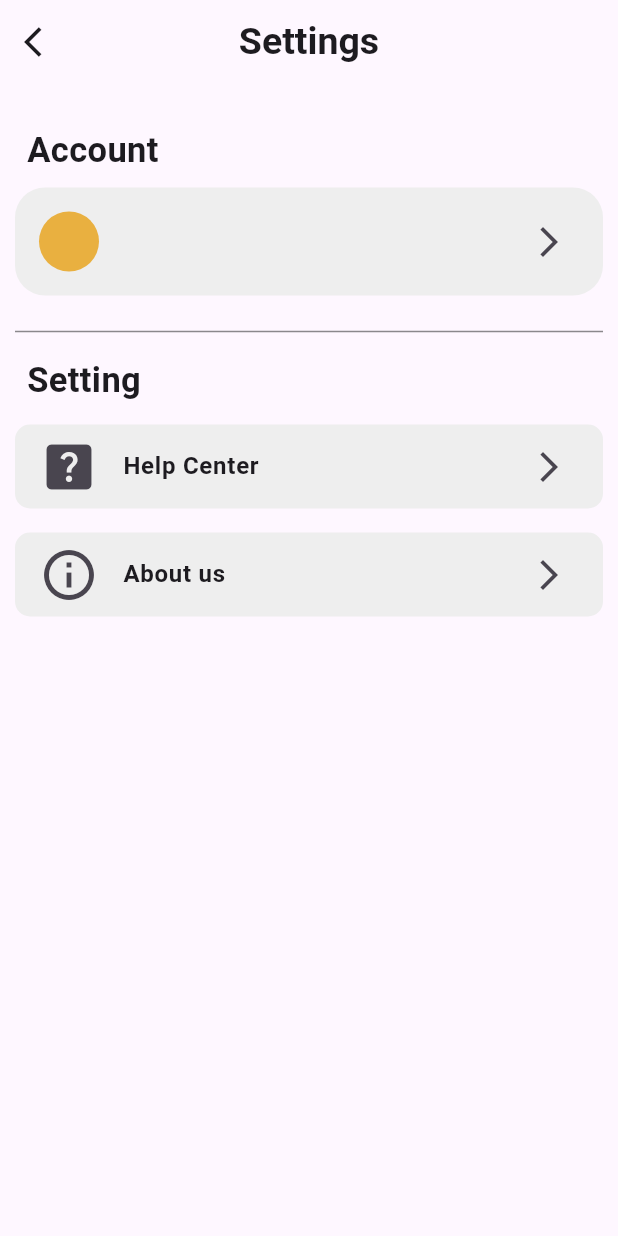
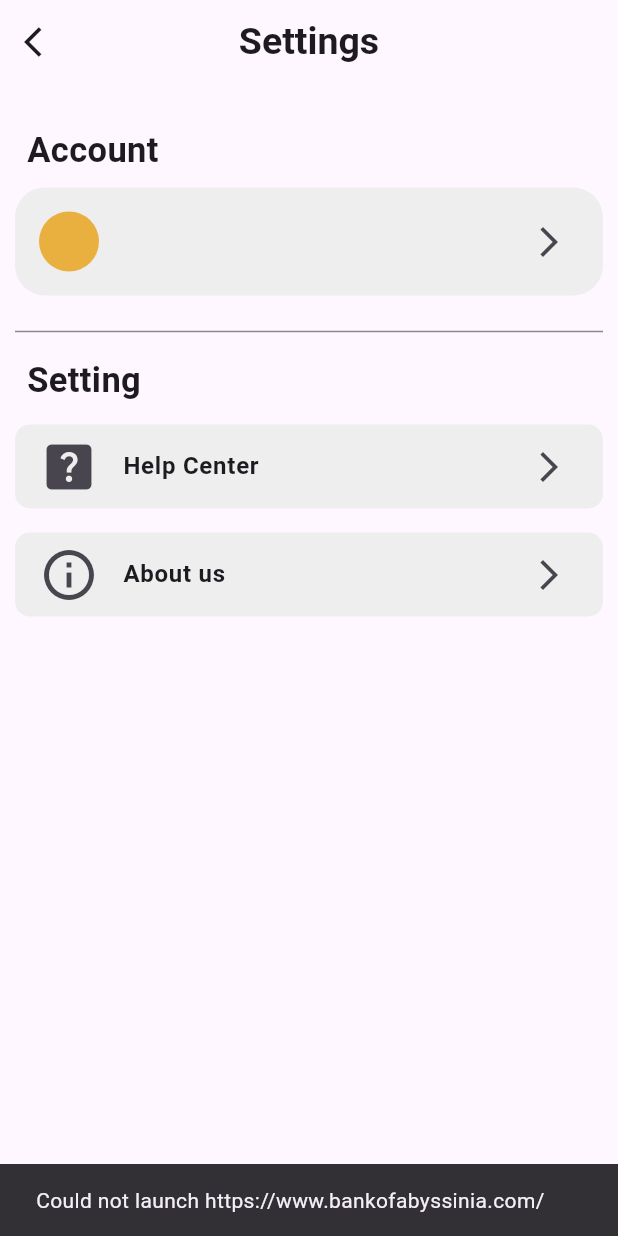
Before and after one commit to Kaleab-Wondwossen/Calendar_BOA, a Flutter app: the SettingScreen screen opened directly, after a tap on "About us", on a phone screen of 412 x 824 dp. Run offline on Flutter 3.47's test engine with Material 3 defaults, Android fonts, the phone set to English and light mode, and no system bars; our stand-ins replace cloud_firestore, firebase_auth, firebase_core, firebase_messaging, flutter_local_notifications, google_fonts and 7 more; missing offline and left inert: abushakir, ethiopian_calendar, live_currency_rate; accounts and stored records are empty.

Commit message:
made launcher modification for the url launcher

```diff
--- a/calendar/lib/components/my_setting_screen.dart
+++ b/calendar/lib/components/my_setting_screen.dart
@@ -14,27 +14,37 @@ class SettingScreen extends StatefulWidget {
 class _SettingScreenState extends State<SettingScreen> {
   late String username;
   late String email;
-  void _launchURL(String url) async {
-    Uri uri = Uri.parse(url);
-    if (await canLaunchUrl(uri)) {
-      await launchUrl(uri, mode: LaunchMode.externalApplication);
-    } else {
-      throw 'Could not launch $url';
-    }
-  }
-
   final FirebaseAuth _firebaseAuth = FirebaseAuth.instance;
   static List<ContactsModel> getContacts = [
-    ContactsModel(
-        name: 'BOA Operator', number: '8397', image: 'images/App.png'),
+    ContactsModel(name: 'BOA Operator', number: '8397', image: 'images/App.png'),
   ];
   List<ContactsModel> displayList = List.from(getContacts);
+
   @override
   void initState() {
     super.initState();
     email = _firebaseAuth.currentUser!.email!;
     int endIndex = email.indexOf(RegExp(r'[.@]'));
     username = (endIndex == -1) ? email : email.substring(0, endIndex);
+  }
+
+  void _launchURL(String url) async {
+    Uri uri = Uri.parse(url);
+    try {
+      if (await canLaunchUrl(uri)) {
+        await launchUrl(uri, mode: LaunchMode.externalApplication);
+      } else {
+        print('Could not launch $url');
+        ScaffoldMessenger.of(context).showSnackBar(
+          SnackBar(content: Text('Could not launch $url')),
+        );
+      }
+    } catch (e) {
+      print('Error launching $url: $e');
+      ScaffoldMessenger.of(context).showSnackBar(
+        SnackBar(content: Text('Error launching $url: $e')),
+      );
+    }
   }
 
   @override
@@ -80,7 +90,7 @@ class _SettingScreenState extends State<SettingScreen> {
                     backgroundColor: Color.fromARGB(255, 233, 176, 64),
                     // backgroundImage: NetworkImage('url'),
                   ),
-                  title: Text('${username}',
+                  title: Text(username,
                       style: TextStyle(fontWeight: FontWeight.bold)),
                   subtitle: Text(email),
                   trailing: Icon(Icons.arrow_forward_ios),
@@ -104,17 +114,10 @@ class _SettingScreenState extends State<SettingScreen> {
             ),
             //Help Center
             GestureDetector(
-              onTap: () {
-                // Navigator.pushReplacement(context, route)
-              },
-              child: GestureDetector(
-                onTap: () {
-                  () async {
-                    if (displayList.isNotEmpty &&
-                        displayList[0].number != null) {
+              onTap: () async {
+                if (displayList.isNotEmpty && displayList[0].number != null) {
                   final Uri url = Uri(
                       scheme: 'tel',
-                          // path: displayList[0].number!,
                       path: '8397');
                   try {
                     if (await canLaunchUrl(url)) {
@@ -139,7 +142,6 @@ class _SettingScreenState extends State<SettingScreen> {
                     SnackBar(content: Text('No contact number available.')),
                   );
                 }
-                  };
               },
               child: Container(
                 decoration: BoxDecoration(
@@ -156,16 +158,11 @@ class _SettingScreenState extends State<SettingScreen> {
                 ),
               ),
             ),
-            ),
             const SizedBox(
               height: 16,
             ),
             //About us
             GestureDetector(
-              onTap: () {
-                // Navigator.pushReplacement(context, route)
-              },
-              child: GestureDetector(
               onTap: () {
                 _launchURL('https://www.bankofabyssinia.com/');
               },
@@ -184,7 +181,6 @@ class _SettingScreenState extends State<SettingScreen> {
                 ),
               ),
             ),
-            ),
           ],
         ),
       ),
```
Also changed, not shown: calendar/lib/components/my_carousel_slider.dart (+14 -4 lines), 2 other files. Lines whose indentation alone changed are shown as unchanged.
